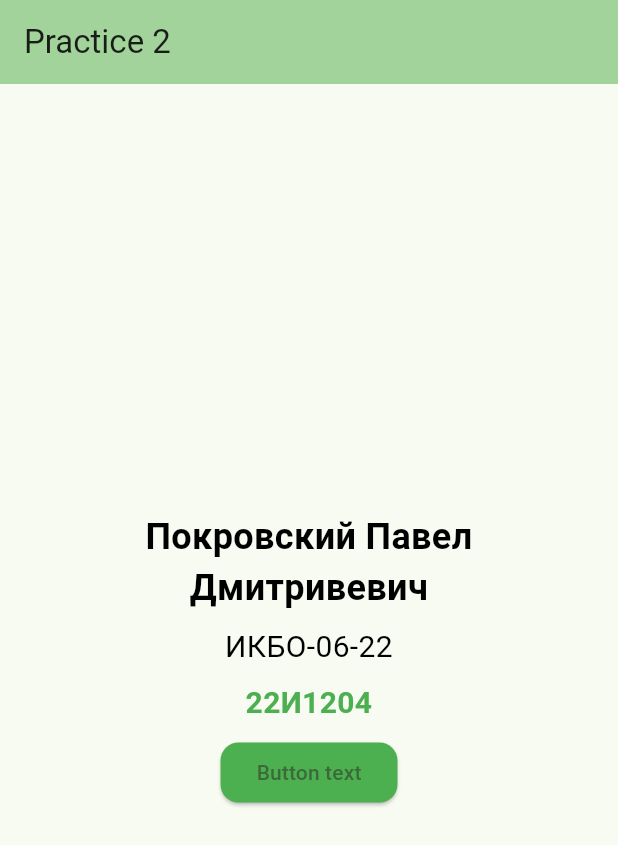
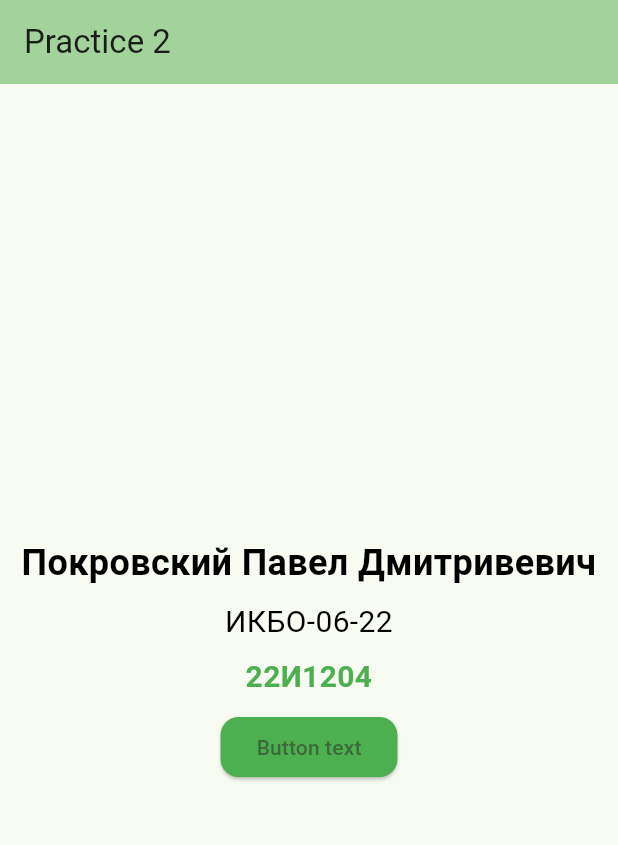
Before and after one commit to Le1NZ/flutter_practics, a Flutter app: the screen it shows after launch, on a phone screen of 412 x 824 dp. Shown: the top 845 px of the screen. Run offline on Flutter 3.47's test engine with Material 3 defaults, Android fonts, the light colour scheme and no system bars.

Commit message:
Experiments with Column Widget

```diff
--- a/lib/src/feature/home/src/home_screen.dart
+++ b/lib/src/feature/home/src/home_screen.dart
@@ -6,8 +6,6 @@ class HomeScreen extends StatelessWidget {
   @override
   Widget build(BuildContext context) {
     return Center(
-      child: Padding(
-        padding: EdgeInsets.all(16),
       child: Column(
         mainAxisAlignment: MainAxisAlignment.center,
         spacing: 8,
@@ -17,7 +15,6 @@ class HomeScreen extends StatelessWidget {
           const _StudentIdCardNumber(),
           const _TestButton(),
         ],
-        ),
       ),
     );
   }
```
Lines whose indentation alone changed are shown as unchanged.
